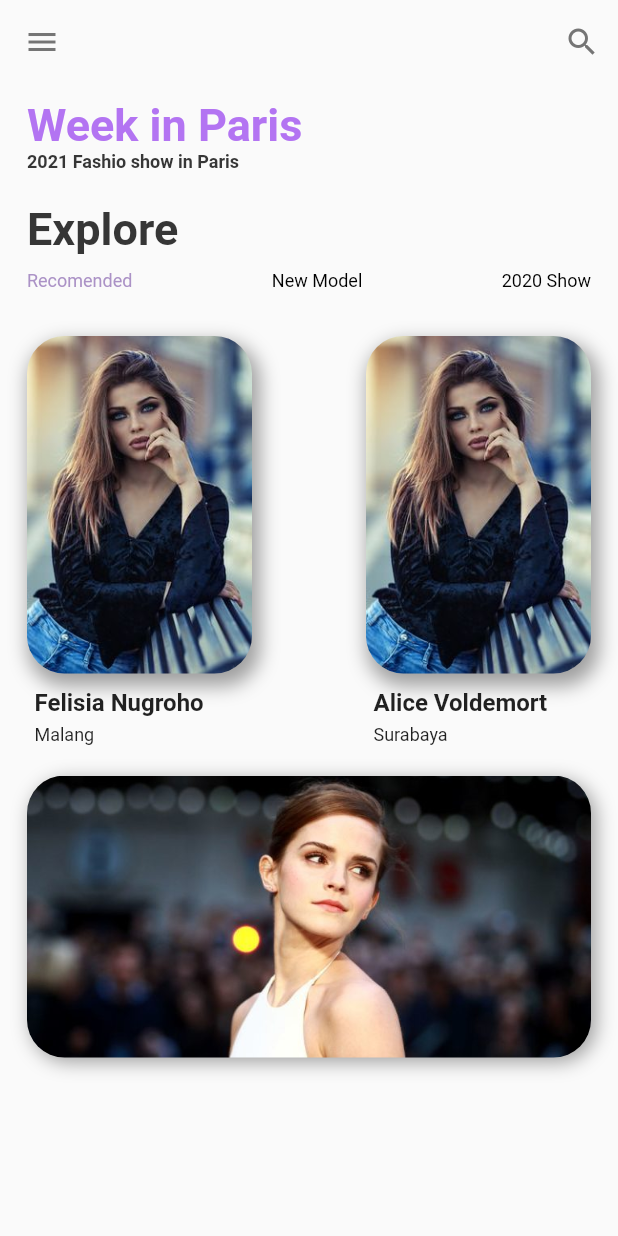
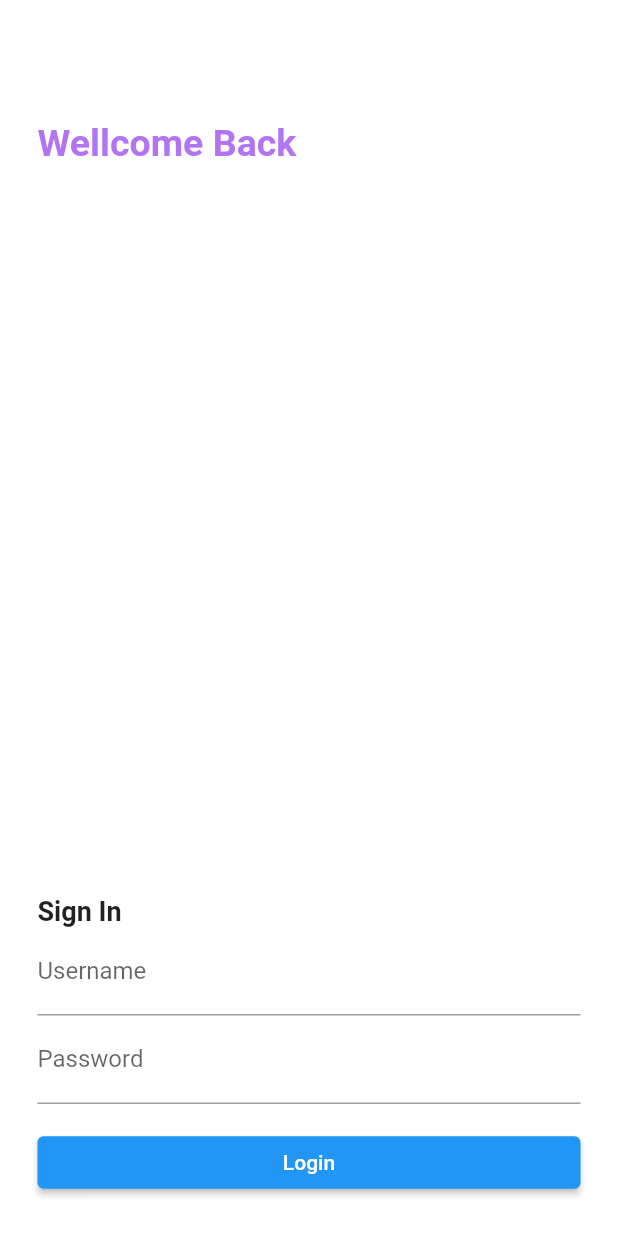
Before and after one commit to glovenkevin/dicoding-flutter-beginner-submission, a Flutter app: the screen it shows after launch, on a phone screen of 412 x 824 dp. Run offline on Flutter 3.47's test engine with Material 2 defaults, Android fonts, the phone set to English and light mode, and no system bars.

Commit message:
feat(login) : halaman login baru update(home and detail) : penambahan krim parameter dan penyesuaian halaman detail update(manifest) : ganti nama aplikasi

```diff
--- a/lib/main.dart
+++ b/lib/main.dart
@@ -1,4 +1,4 @@
-import 'package:fashion_apps/screen/home_page.dart';
+import 'package:fashion_apps/screen/login_page.dart';
 import 'package:flutter/material.dart';
 
 void main() {
@@ -10,9 +10,9 @@ class MyApp extends StatelessWidget {
   @override
   Widget build(BuildContext context) {
     return MaterialApp(
-      title: 'Flutter Demo',
-      theme: ThemeData(primaryColor: Colors.white),
-      home: new HomePage(),
+      title: "Fashion Apps",
+      theme: ThemeData(primaryColor: Colors.pink),
+      home: new LoginPage(),
     );
   }
 }
--- a/lib/screen/home_page.dart
+++ b/lib/screen/home_page.dart
@@ -1,6 +1,11 @@
+import 'package:fashion_apps/screen/detail_page.dart';
 import 'package:flutter/material.dart';
 
 class HomePage extends StatelessWidget {
+  final String _username;
+
+  HomePage(this._username);
+
   @override
   Widget build(BuildContext context) {
     var smallFont = 12.0;
@@ -13,13 +18,21 @@ class HomePage extends StatelessWidget {
             onPressed: () => {},
           ),
           actions: [
+            Padding(
+              padding: EdgeInsets.only(top: 20),
+              child: Text(
+                "Hi $_username!",
+                style: TextStyle(color: Color(0xFFB374F2)),
+              ),
+            ),
             IconButton(
+                onPressed: () {
+                  Navigator.pop(context);
+                },
                 icon: Icon(
-                Icons.search,
+                  Icons.login_outlined,
                   color: Colors.grey[600],
-              ),
-              onPressed: () => {},
-            )
+                ))
           ],
         ),
         body: SafeArea(
@@ -79,7 +92,11 @@ class HomePage extends StatelessWidget {
                     child: Row(
                       mainAxisAlignment: MainAxisAlignment.spaceBetween,
                       children: [
-                        Container(
+                        GestureDetector(
+                          onTap: () {
+                            _showDetail(context);
+                          },
+                          child: Container(
                             child: Column(
                               crossAxisAlignment: CrossAxisAlignment.start,
                               children: [
@@ -117,6 +134,7 @@ class HomePage extends StatelessWidget {
                                   ),
                                 )
                               ],
+                            ),
                           ),
                         ),
                         Container(
@@ -191,6 +209,12 @@ class HomePage extends StatelessWidget {
         ));
   }
 
+  void _showDetail(BuildContext context) {
+    Navigator.push(context, MaterialPageRoute(builder: (context) {
+      return DetailPage();
+    }));
+  }
+
   void _showToast(BuildContext context, String msg) {
     final scafold = ScaffoldMessenger.of(context);
     scafold.showSnackBar(SnackBar(
--- /dev/null
+++ b/lib/screen/login_page.dart
@@ -0,0 +1,103 @@
+import 'package:fashion_apps/screen/home_page.dart';
+import 'package:flutter/material.dart';
+
+class LoginPage extends StatelessWidget {
+  @override
+  Widget build(BuildContext context) {
+    var _username = "";
+    var _password = "";
+
+    TextEditingController userController = new TextEditingController();
+    TextEditingController passwordController = new TextEditingController();
+
+    return Scaffold(
+        appBar: AppBar(
+          backgroundColor: Colors.white,
+          elevation: 0,
+        ),
+        body: Container(
+          padding: EdgeInsets.all(25),
+          decoration: BoxDecoration(color: Colors.white),
+          child: Column(
+            children: [
+              Row(
+                mainAxisAlignment: MainAxisAlignment.start,
+                children: [
+                  Text(
+                    "Wellcome Back",
+                    style: TextStyle(
+                        fontSize: 25,
+                        fontWeight: FontWeight.bold,
+                        color: Color(0xFFB374F2)),
+                  ),
+                ],
+              ),
+              Spacer(),
+              Row(
+                mainAxisAlignment: MainAxisAlignment.start,
+                children: [
+                  Text(
+                    "Sign In",
+                    style: TextStyle(fontSize: 18, fontWeight: FontWeight.w600),
+                    textAlign: TextAlign.start,
+                  ),
+                ],
+              ),
+              TextField(
+                decoration: InputDecoration(
+                  hintText: "gloven",
+                  labelText: "Username",
+                ),
+                controller: userController,
+                onChanged: (String value) {
+                  _username = value;
+                },
+              ),
+              Padding(
+                padding: EdgeInsets.only(bottom: 15),
+                child: TextField(
+                  decoration: InputDecoration(
+                    hintText: "password",
+                    labelText: "Password",
+                  ),
+                  obscureText: true,
+                  autocorrect: false,
+                  enableSuggestions: false,
+                  onChanged: (String value) {
+                    _password = value;
+                  },
+                  controller: passwordController,
+                ),
+              ),
+              ElevatedButton(
+                style: ElevatedButton.styleFrom(
+                    minimumSize: Size(double.maxFinite, 35)),
+                child: Text("Login"),
+                onPressed: () {
+                  if (_username.isEmpty || _password.isEmpty) {
+                    showDialog(
+                        context: context,
+                        builder: (context) {
+                          return AlertDialog(
+                            content: Text(
+                              "Username atau Password belum diisi",
+                              style: TextStyle(color: Colors.red),
+                            ),
+                          );
+                        });
+                  } else {
+                    _goToHomePage(context, _username);
+                  }
+                },
+              )
+            ],
+          ),
+        ));
+  }
+
+  void _goToHomePage(BuildContext context, String username) {
+    Navigator.push(context, MaterialPageRoute(builder: (context) {
+      return HomePage(username);
+    }));
+  }
+}
```
Also changed, not shown: lib/screen/detail_page.dart (+84 -0 lines), assets/images/potrait1.jpeg (added), 1 other file. Lines whose indentation alone changed are shown as unchanged.
